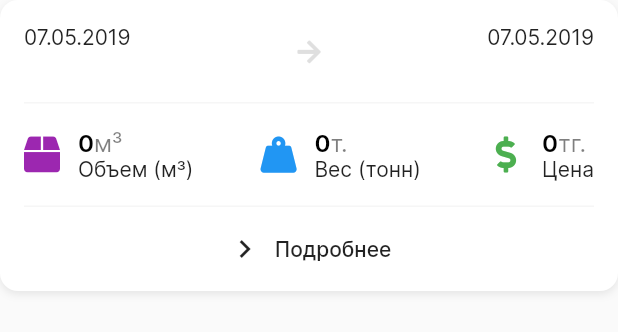
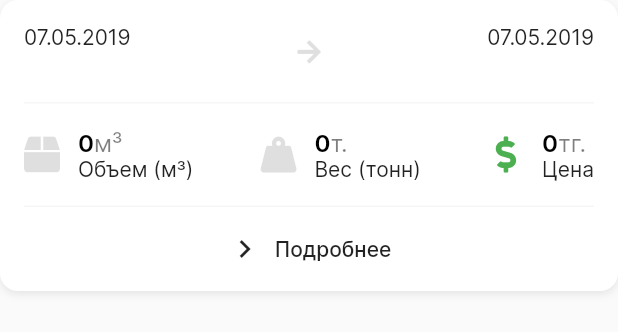
Before and after one commit to kekland/five-stars-app, a Flutter app: the CargoWidget widget shown alone on an empty page, opened directly with empty values, on a phone screen of 412 x 824 dp. Shown: the top 332 px of the screen. Run offline on Flutter 3.47's test engine with Material 2 defaults, Android fonts, the phone set to English and light mode, and no system bars; our stand-ins replace fancy_bottom_navigation, font_awesome_flutter; statements that could not run were skipped.

Commit message:
playing around with text

```diff
--- a/lib/design/typography/typography.dart
+++ b/lib/design/typography/typography.dart
@@ -56,4 +56,5 @@ class ModernTextTheme {
   static Color normalColor = Colors.black.withOpacity(0.9);
   static Color secondaryColor = Colors.black.withOpacity(0.5);
   static Color captionColor = Colors.black.withOpacity(0.355);
+  static Color captionIconColor = Colors.black.withOpacity(0.125);
 }
--- a/lib/views/cargo/cargo_widget.dart
+++ b/lib/views/cargo/cargo_widget.dart
@@ -1,5 +1,6 @@
 import 'package:five_stars/design/card_widget.dart';
 import 'package:five_stars/design/divider_widget.dart';
+import 'package:five_stars/design/typography/typography.dart';
 import 'package:five_stars/models/cargo_model.dart';
 import 'package:five_stars/utils/utils.dart';
 import 'package:five_stars/views/arrival_destination_widget.dart';
@@ -33,14 +34,14 @@ class CargoWidget extends StatelessWidget {
               alignment: WrapAlignment.spaceBetween,
               children: <Widget>[
                 TwoLineInformationWidget(
-                  iconColor: Colors.purple,
+                  iconColor: ModernTextTheme.captionIconColor,
                   icon: FontAwesomeIcons.box,
                   title: 'Объем (м³)',
                   value: data.volume.cubicMeter.round().toString(),
                   unit: "м³",
                 ),
                 TwoLineInformationWidget(
-                  iconColor: Colors.blue,
+                  iconColor: ModernTextTheme.captionIconColor,
                   icon: FontAwesomeIcons.weightHanging,
                   title: 'Вес (тонн)',
                   value: data.weight.ton.round().toString(),
--- a/lib/views/two_line_information_widget.dart
+++ b/lib/views/two_line_information_widget.dart
@@ -29,7 +29,7 @@ class TwoLineInformationWidget extends StatelessWidget {
               children: [
                 Text(
                   value,
-                  style: ModernTextTheme.primaryAccented.copyWith(fontWeight: FontWeight.w600),
+                  style: ModernTextTheme.primaryAccented,
                 ),
                 Text(
                   unit,
```
Also changed, not shown: lib/views/cargo/cargo_page.dart (+8 -3 lines).
